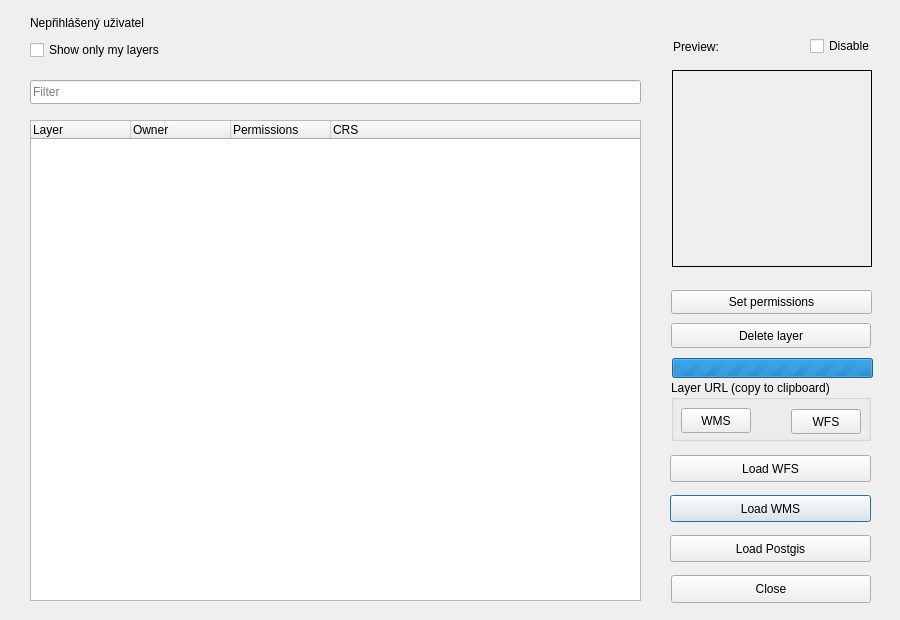
First picture: the form in dlg_addLayer.ui, repository LESPROJEKT/qgis-layman-plugin, before the edit.
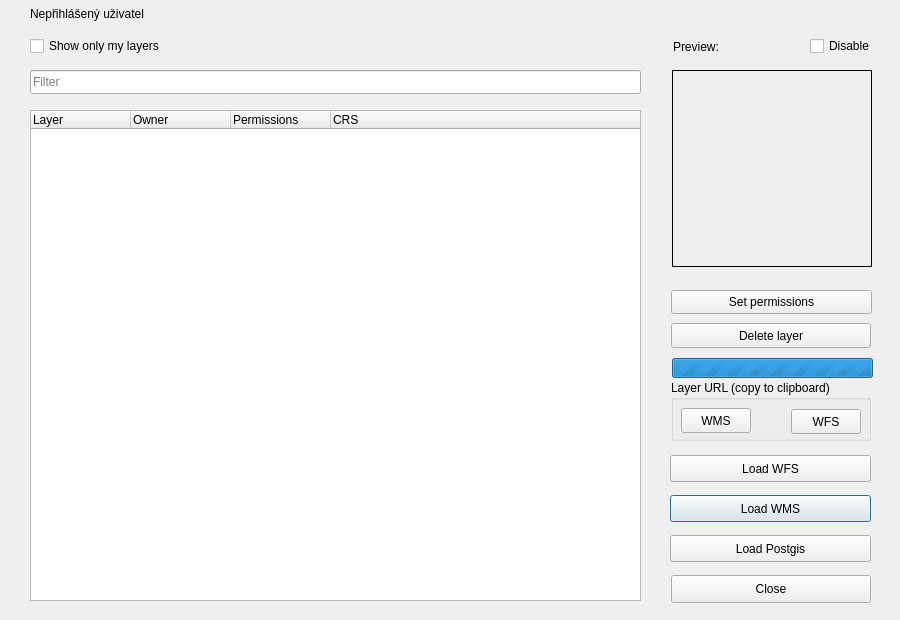
Second picture: the form after the edit. Icons and pictures are not drawn. Custom widgets are drawn as their Qt base class.

What changed in the file:
```diff
--- a/dlg_addLayer.ui
+++ b/dlg_addLayer.ui
@@ -193,7 +193,7 @@
    <property name="geometry">
     <rect>
      <x>30</x>
-     <y>13</y>
+     <y>4</y>
      <width>131</width>
      <height>20</height>
     </rect>
@@ -283,9 +283,9 @@
    <property name="geometry">
     <rect>
      <x>20</x>
-     <y>40</y>
+     <y>30</y>
      <width>641</width>
-     <height>561</height>
+     <height>581</height>
     </rect>
    </property>
    <property name="currentIndex">
@@ -471,7 +471,7 @@
        <x>10</x>
        <y>80</y>
        <width>611</width>
-       <height>481</height>
+       <height>491</height>
       </rect>
      </property>
      <property name="selectionMode">
@@ -527,7 +527,7 @@
      <property name="geometry">
       <rect>
        <x>10</x>
-       <y>0</y>
+       <y>6</y>
        <width>191</width>
        <height>20</height>
       </rect>
```
